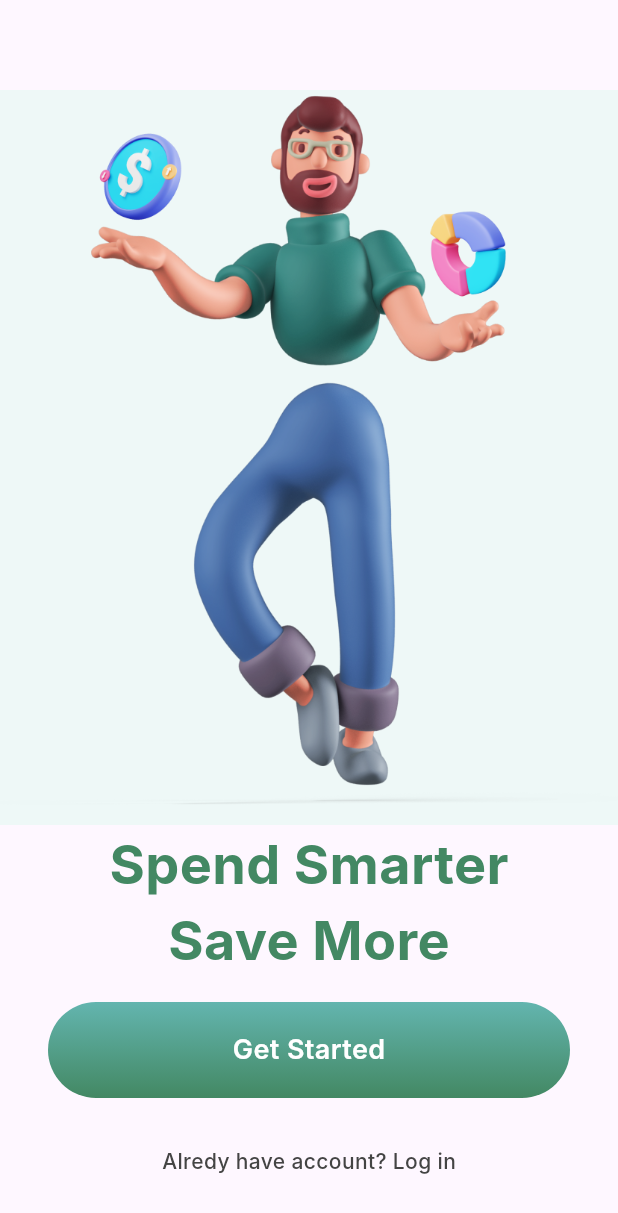
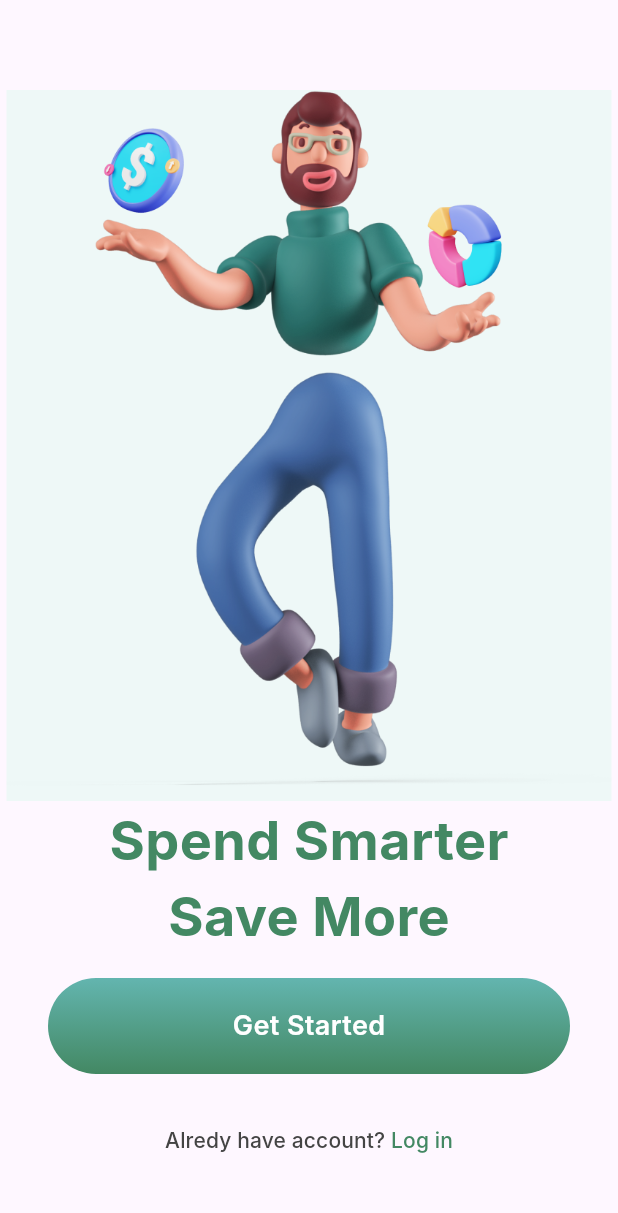
Before and after one commit to RicardoVolk/investapp, a Flutter app: the screen it shows after launch, on a phone screen of 412 x 824 dp. Shown: the top 1213 px of the screen. Run offline on Flutter 3.47's test engine with Material 3 defaults, Android fonts, the phone set to English and light mode, and no system bars; Roboto replaces fonts that are missing (Inter).

Commit message:
creat multi text bottun widget

```diff
--- /dev/null
+++ b/financy_app/lib/common/widgets/multi_text_button_widget.dart
@@ -0,0 +1,23 @@
+import 'package:flutter/material.dart';
+
+class MultiTextButton extends StatelessWidget {
+  final List<Text> children;
+  final VoidCallback onPressed;
+
+  const MultiTextButton({
+    super.key,
+    required this.children,
+    required this.onPressed,
+  });
+
+  @override
+  Widget build(BuildContext context) {
+    return TextButton(
+      onPressed: onPressed,
+      child: Row(
+          mainAxisSize: MainAxisSize.min,
+          mainAxisAlignment: MainAxisAlignment.center,
+          children: children),
+    );
+  }
+}
--- a/financy_app/lib/common/widgets/primary_button.dart
+++ b/financy_app/lib/common/widgets/primary_button.dart
@@ -6,10 +6,10 @@ class PrimaryButton extends StatelessWidget {
   final String text;
 
   const PrimaryButton({
-    Key? key,
+    super.key,
     this.onPressed,
     required this.text,
-  }) : super(key: key);
+  });
 
   @override
   Widget build(BuildContext context) {
--- a/financy_app/lib/features/onboarding/onboarding_page.dart
+++ b/financy_app/lib/features/onboarding/onboarding_page.dart
@@ -1,7 +1,11 @@
+import 'dart:developer';
+
 import 'package:financy_app/common/constats/app_colors.dart';
 import 'package:financy_app/common/constats/app_text_styles.dart';
 import 'package:flutter/material.dart';
+import '../../common/widgets/multi_text_button_widget.dart';
 import '../../common/widgets/primary_button.dart';
+
 class OnboardingPage extends StatelessWidget {
   const OnboardingPage({super.key});
 
@@ -19,34 +23,43 @@ class OnboardingPage extends StatelessWidget {
                 child: Image.asset('assets/images/man.png'),
               ),
             ),
-            Text('Spend Smarter',
-            style: AppTextStyles.mediumText.copyWith(
-              color: AppColors.greelightTwo
+            Text(
+              'Spend Smarter',
+              style: AppTextStyles.mediumText
+                  .copyWith(color: AppColors.greelightTwo),
+            ),
+            Text(
+              'Save More',
+              style: AppTextStyles.mediumText
+                  .copyWith(color: AppColors.greelightTwo),
+            ),
+            Padding(
+              padding: const EdgeInsets.only(
+                left: 32.0,
+                right: 32.0,
+                top: 16.0,
+                bottom: 4.0,
               ),
-            ),
-            Text('Save More',
-            style: AppTextStyles.mediumText.copyWith(
-              color: AppColors.greelightTwo
-              ),
-            ),
-
-            Padding(
-              padding: const EdgeInsets.symmetric(
-                horizontal: 32.0,
-                vertical: 16.0,
-                ),
               child: PrimaryButton(
-                onPressed: (){
-
-                },
+                onPressed: () {},
                 text: 'Get Started',
               ),
             ),
             const SizedBox(height: 16.0),
-            Text('Alredy have account? Log in',
-            style: AppTextStyles.smallText.copyWith(
-              color: AppColors.gray
-              ),
+            MultiTextButton(
+              onPressed: () => log('tap'),
+              children: [
+                Text(
+                  'Alredy have account? ',
+                  style:
+                      AppTextStyles.smallText.copyWith(color: AppColors.gray),
+                ),
+                Text(
+                  'Log in',
+                  style: AppTextStyles.smallText
+                      .copyWith(color: AppColors.greelightTwo),
+                ),
+              ],
             ),
             const SizedBox(height: 40.0),
           ],
```
